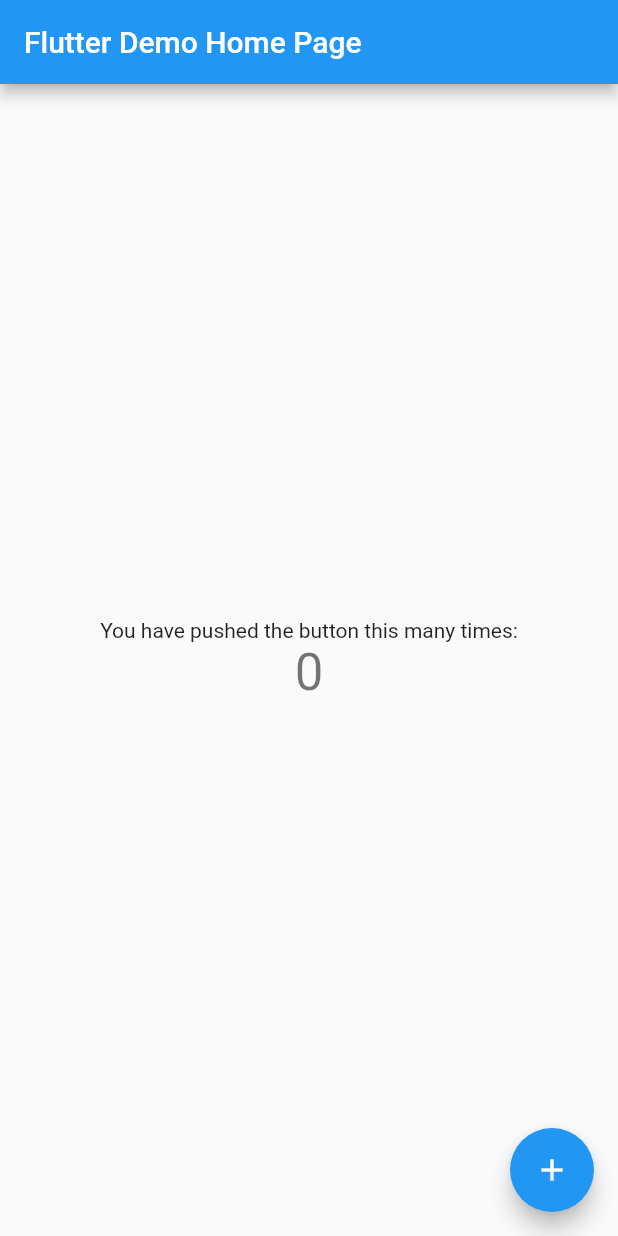
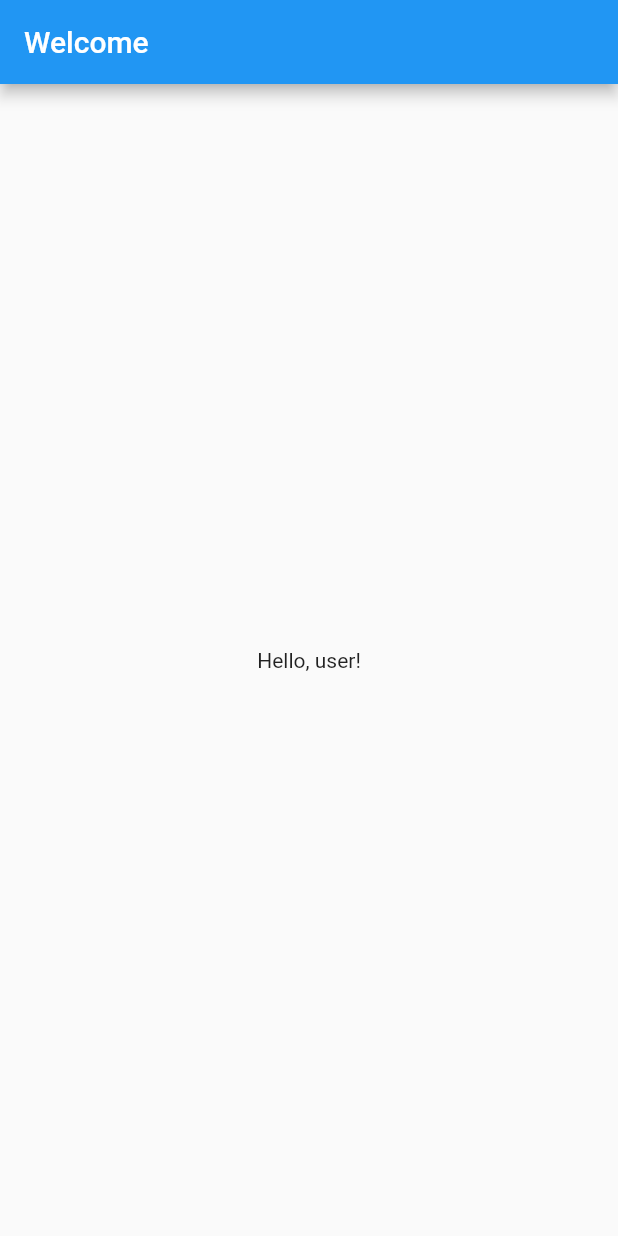
Before and after one commit to jackhoang2411/Localization_Flutter, a Flutter app: the screen it shows after launch, on a phone screen of 412 x 824 dp. Run offline on Flutter 3.47's test engine with Material 2 defaults, Android fonts, the phone set to English and light mode, and no system bars; generated files the repository leaves out were written again.

Commit message:
setting up Flutter_localizations package

```diff
--- /dev/null
+++ b/l10n.yaml
@@ -0,0 +1,3 @@
+arb-dir: lib/core/l10n
+template-arb-file: app_en.arb
+output-localization-file: app_localizations.dart
--- /dev/null
+++ b/lib/core/l10n/app_en.arb
@@ -0,0 +1,3 @@
+{
+  "helloUser": "Hello, user!"
+}
--- /dev/null
+++ b/lib/core/l10n/app_es.arb
@@ -0,0 +1,3 @@
+{
+  "helloUser": "Hola usuaria!"
+}
--- a/lib/main.dart
+++ b/lib/main.dart
@@ -1,4 +1,5 @@
 import 'package:flutter/material.dart';
+import 'package:flutter_gen/gen_l10n/app_localizations.dart';
 
 void main() {
   runApp(const MyApp());
@@ -10,37 +11,18 @@
   // This widget is the root of your application.
   @override
   Widget build(BuildContext context) {
-    return MaterialApp(
-      title: 'Flutter Demo',
-      theme: ThemeData(
-        // This is the theme of your application.
-        //
-        // Try running your application with "flutter run". You'll see the
-        // application has a blue toolbar. Then, without quitting the app, try
-        // changing the primarySwatch below to Colors.green and then invoke
-        // "hot reload" (press "r" in the console where you ran "flutter run",
-        // or simply save your changes to "hot reload" in a Flutter IDE).
-        // Notice that the counter didn't reset back to zero; the application
-        // is not restarted.
-        primarySwatch: Colors.blue,
+    return const MaterialApp(
+      localizationsDelegates: AppLocalizations.localizationsDelegates,
+      supportedLocales: AppLocalizations.supportedLocales,
+      home: MyHomePage(
+        title: "Welcome",
       ),
-      home: const MyHomePage(title: 'Flutter Demo Home Page'),
     );
   }
 }
 
 class MyHomePage extends StatefulWidget {
   const MyHomePage({super.key, required this.title});
-
-  // This widget is the home page of your application. It is stateful, meaning
-  // that it has a State object (defined below) that contains fields that affect
-  // how it looks.
-
-  // This class is the configuration for the state. It holds the values (in this
-  // case the title) provided by the parent (in this case the App widget) and
-  // used by the build method of the State. Fields in a Widget subclass are
-  // always marked "final".
-
   final String title;
 
   @override
@@ -48,68 +30,13 @@
 }
 
 class _MyHomePageState extends State<MyHomePage> {
-  int _counter = 0;
-
-  void _incrementCounter() {
-    setState(() {
-      // This call to setState tells the Flutter framework that something has
-      // changed in this State, which causes it to rerun the build method below
-      // so that the display can reflect the updated values. If we changed
-      // _counter without calling setState(), then the build method would not be
-      // called again, and so nothing would appear to happen.
-      _counter++;
-    });
-  }
-
   @override
   Widget build(BuildContext context) {
-    // This method is rerun every time setState is called, for instance as done
-    // by the _incrementCounter method above.
-    //
-    // The Flutter framework has been optimized to make rerunning build methods
-    // fast, so that you can just rebuild anything that needs updating rather
-    // than having to individually change instances of widgets.
     return Scaffold(
-      appBar: AppBar(
-        // Here we take the value from the MyHomePage object that was created by
-        // the App.build method, and use it to set our appbar title.
-        title: Text(widget.title),
+      appBar: AppBar(title: Text(widget.title)),
+      body: Center(
+        child: Text(AppLocalizations.of(context)!.helloUser),
       ),
-      body: Center(
-        // Center is a layout widget. It takes a single child and positions it
-        // in the middle of the parent.
-        child: Column(
-          // Column is also a layout widget. It takes a list of children and
-          // arranges them vertically. By default, it sizes itself to fit its
-          // children horizontally, and tries to be as tall as its parent.
-          //
-          // Invoke "debug painting" (press "p" in the console, choose the
-          // "Toggle Debug Paint" action from the Flutter Inspector in Android
-          // Studio, or the "Toggle Debug Paint" command in Visual Studio Code)
-          // to see the wireframe for each widget.
-          //
-          // Column has various properties to control how it sizes itself and
-          // how it positions its children. Here we use mainAxisAlignment to
-          // center the children vertically; the main axis here is the vertical
-          // axis because Columns are vertical (the cross axis would be
-          // horizontal).
-          mainAxisAlignment: MainAxisAlignment.center,
-          children: <Widget>[
-            const Text(
-              'You have pushed the button this many times:',
-            ),
-            Text(
-              '$_counter',
-              style: Theme.of(context).textTheme.headlineMedium,
-            ),
-          ],
-        ),
-      ),
-      floatingActionButton: FloatingActionButton(
-        onPressed: _incrementCounter,
-        tooltip: 'Increment',
-        child: const Icon(Icons.add),
-      ), // This trailing comma makes auto-formatting nicer for build methods.
     );
   }
 }
--- a/pubspec.yaml
+++ b/pubspec.yaml
@@ -35,6 +35,9 @@
   # The following adds the Cupertino Icons font to your application.
   # Use with the CupertinoIcons class for iOS style icons.
   cupertino_icons: ^1.0.2
+  flutter_localizations:
+    sdk: flutter
+  intl: any
 
 dev_dependencies:
   flutter_test:
@@ -57,7 +60,7 @@
   # included with your application, so that you can use the icons in
   # the material Icons class.
   uses-material-design: true
-
+  generate: true
   # To add assets to your application, add an assets section, like this:
   # assets:
   #   - images/a_dot_burr.jpeg
```
Also changed, not shown: pubspec.lock.
